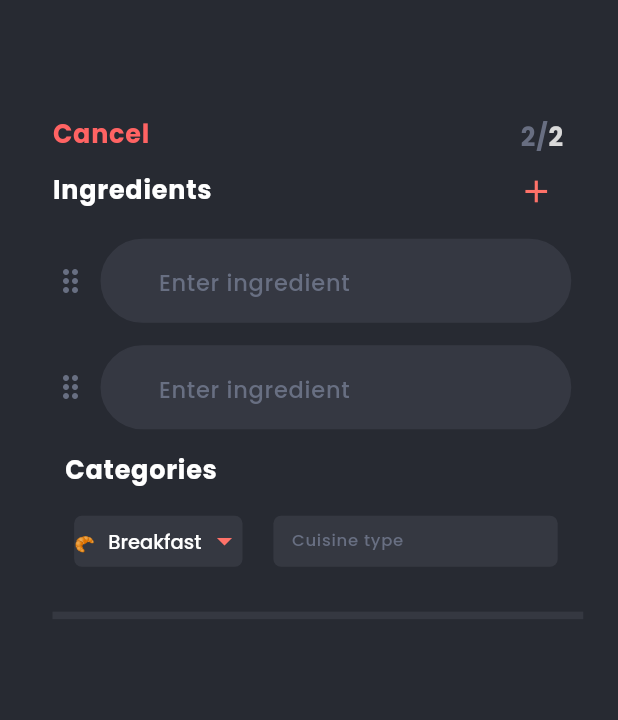
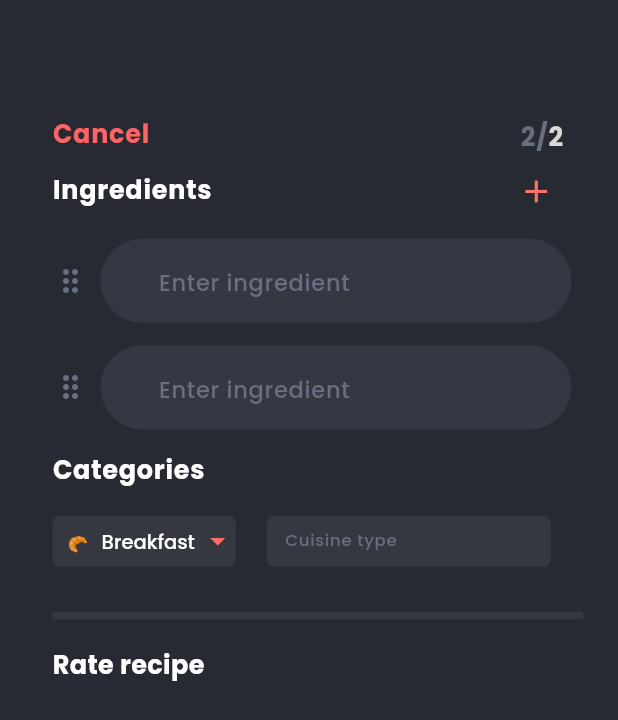
Before and after one commit to NouranAlSharawneh/appebite, a Flutter app: the UploadRecipePage2 screen opened directly, on a phone screen of 412 x 824 dp. Shown: the top 720 px of the screen. Run offline on Flutter 3.47's test engine with Material 3 defaults, Android fonts, the phone set to English and light mode, and no system bars; our stand-ins replace google_fonts, image_picker.

Commit message:
flutter_rating_bar dependency added

```diff
--- a/lib/pages/uploadRecipe/upload_recipe_page_2.dart
+++ b/lib/pages/uploadRecipe/upload_recipe_page_2.dart
@@ -94,7 +94,7 @@ class _UploadRecipePage2State extends State<UploadRecipePage2> {
                   ),
                 ),
                 Container(
-                  margin: EdgeInsets.fromLTRB(8 * fem, 0 * fem, 6 * fem, 0 * fem),
+                  margin: EdgeInsets.fromLTRB(0* fem, 0 * fem, 6 * fem, 0 * fem),
                   width: double.infinity,
                   child: Column(
                     crossAxisAlignment: CrossAxisAlignment.start,
@@ -112,7 +112,7 @@ class _UploadRecipePage2State extends State<UploadRecipePage2> {
                         ),
                       ),
                       Container(
-                        margin: EdgeInsets.fromLTRB(6 * fem, 0 * fem, 0 * fem, 0 * fem),
+                        margin: EdgeInsets.fromLTRB(0 * fem, 0 * fem, 0 * fem, 0 * fem),
                         width: double.infinity,
                         height: 33 * fem,
                         child: Row(
@@ -171,12 +171,38 @@ class _UploadRecipePage2State extends State<UploadRecipePage2> {
                 ),
               ),
 
+              SizedBox(
+                width: 391*fem,
+                height: 394*fem,
+                child: Column(
+                  crossAxisAlignment: CrossAxisAlignment.start,
+                  children: [
+                    Container(
+                      margin: EdgeInsets.fromLTRB(0*fem, 20*fem, 57*fem, 16*fem),
+                      child: Column(
+                        crossAxisAlignment: CrossAxisAlignment.start,
+                        children: [
+                          Container(
+                            margin: EdgeInsets.fromLTRB(0*fem, 0*fem, 0*fem, 18*fem),
+                            child: Text(
+                              'Rate recipe ',
+                              style: GoogleFonts.poppins(
+                                fontSize: 17*ffem,
+                                fontWeight: FontWeight.w700,
+                                height: 1.2125*ffem/fem,
+                                color: const Color(0xffffffff),
+                              ),
+                            ),
+                          ),
+                        ],
+                      ),
+                  ),
               ],
             ),
           ),
-        ),
+        ]),
       ),
-    );
+      ),),);
   }
 }
 
@@ -189,6 +215,19 @@ class MealDropdown extends StatefulWidget {
 
 class _MealDropdownState extends State<MealDropdown> {
   String selectedMeal = 'Breakfast';
+
+  String getMealIcon(String mealType) {
+    switch (mealType) {
+      case 'Breakfast':
+        return '🥐';
+      case 'Dinner':
+        return '🍲';
+      case 'Lunch':
+        return '🍔';
+      default:
+        return '';
+    }
+  }
 
   @override
   Widget build(BuildContext context) {
@@ -212,7 +251,7 @@ class _MealDropdownState extends State<MealDropdown> {
           child: Row(
             children: [
               Container(
-                margin: const EdgeInsets.fromLTRB(0, 1.18 , 9, 0),
+                margin: const EdgeInsets.fromLTRB(10, 1.18 , 9, 0),
                 child: Text(
                   getMealIcon(value),
                   style: GoogleFonts.poppins(
@@ -241,17 +280,4 @@ class _MealDropdownState extends State<MealDropdown> {
       }).toList(),
     );
   }
-
-  String getMealIcon(String mealType) {
-    switch (mealType) {
-      case 'Breakfast':
-        return '🥐';
-      case 'Dinner':
-        return '🍲';
-      case 'Lunch':
-        return '🍔';
-      default:
-        return '';
-    }
-  }
 }
--- a/pubspec.yaml
+++ b/pubspec.yaml
@@ -38,6 +38,7 @@ dependencies:
   image_picker: ^0.8.0
   intl: ^0.19.0
   syncfusion_flutter_sliders: ^24.2.6
+  flutter_rating_bar: ^4.0.1
 
 dev_dependencies:
   flutter_test:
```
Also changed, not shown: pubspec.lock.
